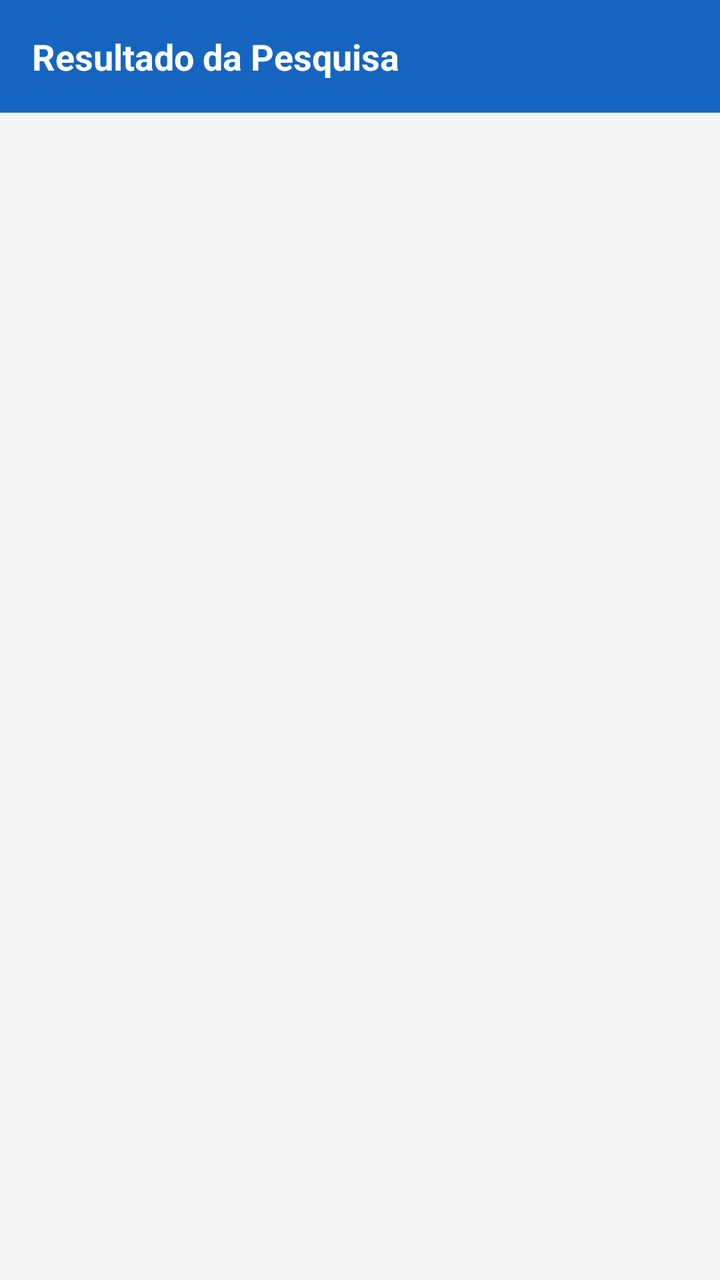
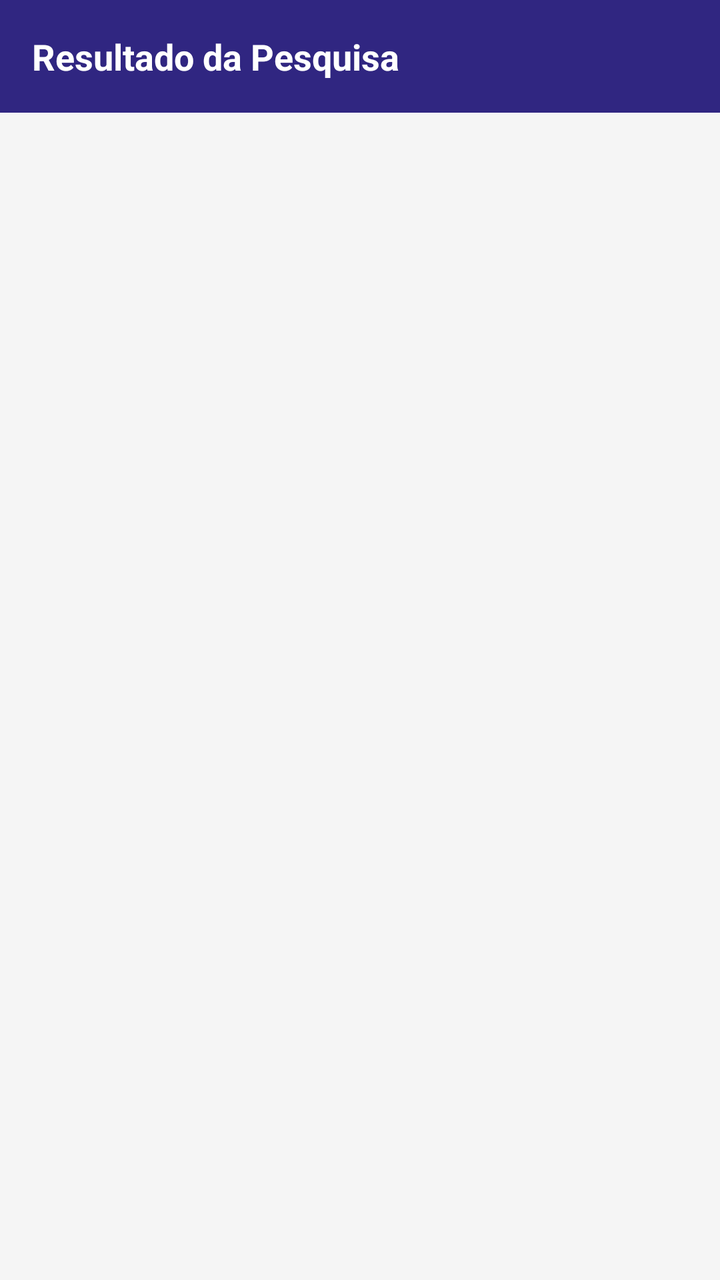

The first picture is an Android layout as it rendered before a commit; the second is the same layout after the commit. The layout source and the unified diff follow.
<!-- AndroidManifest.xml: application theme Theme.Pesquisaeleitoral -->
<!-- res/layout/activity_resultado_pesquisa.xml -->
<?xml version="1.0" encoding="utf-8"?>
<LinearLayout xmlns:android="http://schemas.android.com/apk/res/android"
    android:id="@+id/main"
    android:layout_width="match_parent"
    android:layout_height="match_parent"
    android:orientation="vertical"
    android:background="#F5F5F5">

    
    <TextView
        android:layout_width="match_parent"
        android:layout_height="wrap_content"
        android:text="Resultado da Pesquisa"
        android:textSize="18sp"
        android:textStyle="bold"
        android:padding="16dp"
        android:background="#1565C0"
        android:textColor="#FFFFFF" />

    
    <ScrollView
        android:layout_width="match_parent"
        android:layout_height="match_parent">

        <LinearLayout
            android:id="@+id/containerResultado"
            android:layout_width="match_parent"
            android:layout_height="wrap_content"
            android:orientation="vertical"
            android:padding="16dp" />

    </ScrollView>

</LinearLayout>
<!-- resources referenced by this layout -->
<resources>
  <style name="Theme.Pesquisaeleitoral" parent="Base.Theme.Pesquisaeleitoral" />
  <style name="Base.Theme.Pesquisaeleitoral" parent="Theme.Material3.DayNight.NoActionBar">
          
          
      </style>
</resources>

<!-- the commit's change to res/layout/activity_resultado_pesquisa.xml (unified diff, before → after) -->
@@ -6,18 +6,16 @@
     android:orientation="vertical"
     android:background="#F5F5F5">
 
-    
-    <TextView
+        <TextView
         android:layout_width="match_parent"
         android:layout_height="wrap_content"
         android:text="Resultado da Pesquisa"
         android:textSize="18sp"
         android:textStyle="bold"
         android:padding="16dp"
-        android:background="#1565C0"
-        android:textColor="#FFFFFF" />
+        android:background="#302681"
+        android:textColor="@color/white" />
 
-    
     <ScrollView
         android:layout_width="match_parent"
         android:layout_height="match_parent">
<!-- resource entries referenced after the edit -->
@@ -1,5 +1,6 @@
 <!-- resources referenced by this layout -->
 <resources>
+  <color name="white">#FFFFFFFF</color>
   <style name="Theme.Pesquisaeleitoral" parent="Base.Theme.Pesquisaeleitoral" />
   <style name="Base.Theme.Pesquisaeleitoral" parent="Theme.Material3.DayNight.NoActionBar">
           
